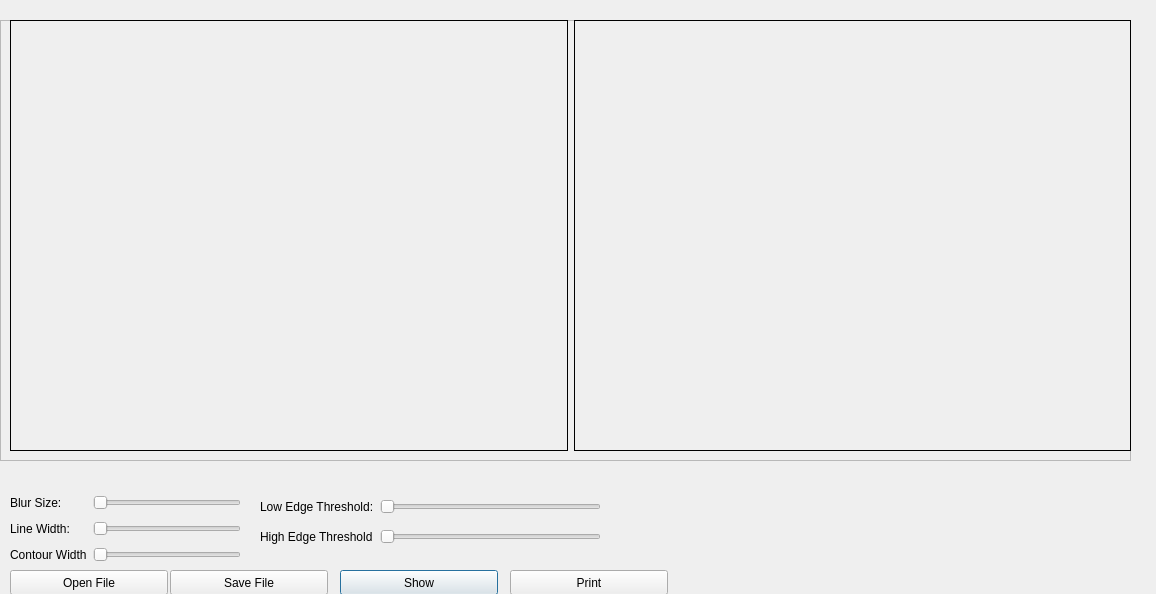
Above: dialog.ui from cpetra/Decolorizer before the change. Below: the same form after it.
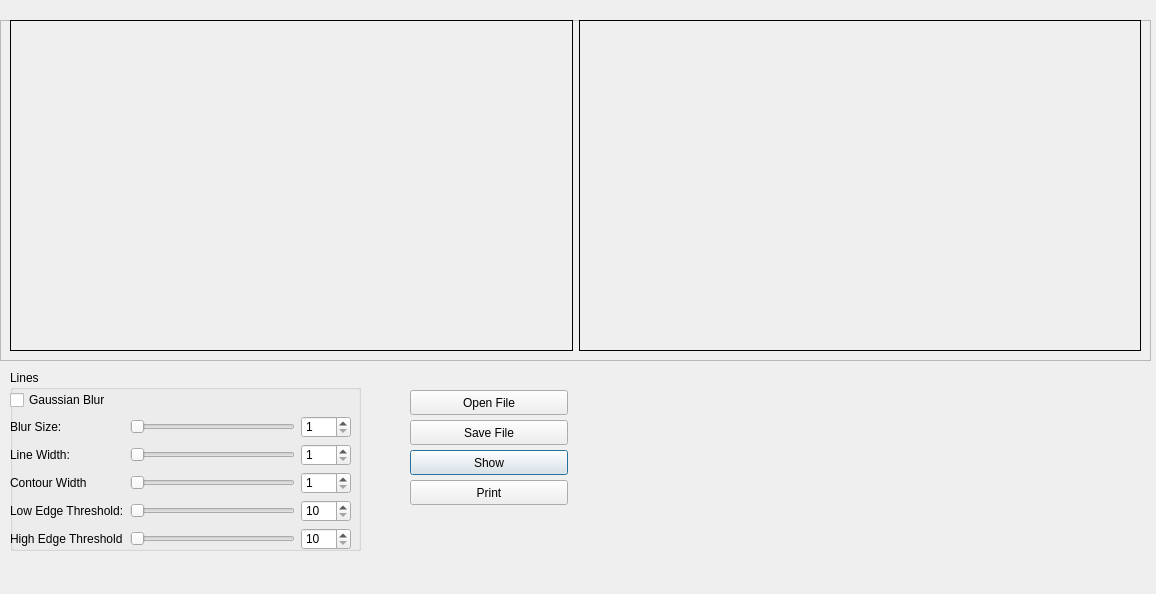
That is the form after the change.

Diff of the .ui file:
```diff
--- a/dialog.ui
+++ b/dialog.ui
@@ -13,83 +13,11 @@
   <property name="windowTitle">
    <string>Decolorizer</string>
   </property>
-  <widget class="QWidget" name="gridLayoutWidget_2">
-   <property name="geometry">
-    <rect>
-     <x>10</x>
-     <y>490</y>
-     <width>231</width>
-     <height>80</height>
-    </rect>
-   </property>
-   <layout class="QGridLayout" name="gridLayout_2">
-    <item row="5" column="1">
-     <widget class="QSlider" name="hs_contour_width">
-      <property name="minimum">
-       <number>1</number>
-      </property>
-      <property name="maximum">
-       <number>10</number>
-      </property>
-      <property name="orientation">
-       <enum>Qt::Horizontal</enum>
-      </property>
-     </widget>
-    </item>
-    <item row="4" column="0">
-     <widget class="QLabel" name="label_2">
-      <property name="text">
-       <string>Line Width:</string>
-      </property>
-     </widget>
-    </item>
-    <item row="4" column="1">
-     <widget class="QSlider" name="hs_line_width">
-      <property name="minimum">
-       <number>1</number>
-      </property>
-      <property name="maximum">
-       <number>10</number>
-      </property>
-      <property name="orientation">
-       <enum>Qt::Horizontal</enum>
-      </property>
-     </widget>
-    </item>
-    <item row="0" column="1">
-     <widget class="QSlider" name="hs_blursize">
-      <property name="minimum">
-       <number>1</number>
-      </property>
-      <property name="maximum">
-       <number>8</number>
-      </property>
-      <property name="orientation">
-       <enum>Qt::Horizontal</enum>
-      </property>
-     </widget>
-    </item>
-    <item row="0" column="0">
-     <widget class="QLabel" name="label">
-      <property name="text">
-       <string>Blur Size:</string>
-      </property>
-     </widget>
-    </item>
-    <item row="5" column="0">
-     <widget class="QLabel" name="label_3">
-      <property name="text">
-       <string>Contour Width</string>
-      </property>
-     </widget>
-    </item>
-   </layout>
-  </widget>
   <widget class="QPushButton" name="btn_show_output">
    <property name="geometry">
     <rect>
-     <x>340</x>
-     <y>570</y>
+     <x>410</x>
+     <y>450</y>
      <width>158</width>
      <height>25</height>
     </rect>
@@ -98,69 +26,11 @@
     <string>Show</string>
    </property>
   </widget>
-  <widget class="QWidget" name="gridLayoutWidget_3">
-   <property name="geometry">
-    <rect>
-     <x>260</x>
-     <y>490</y>
-     <width>341</width>
-     <height>65</height>
-    </rect>
-   </property>
-   <layout class="QGridLayout" name="gridLayout_3">
-    <item row="4" column="0">
-     <widget class="QLabel" name="label_4">
-      <property name="text">
-       <string>High Edge Threshold</string>
-      </property>
-     </widget>
-    </item>
-    <item row="0" column="0">
-     <widget class="QLabel" name="label_5">
-      <property name="text">
-       <string>Low Edge Threshold:</string>
-      </property>
-     </widget>
-    </item>
-    <item row="4" column="1">
-     <widget class="QSlider" name="hs_high_edge">
-      <property name="minimum">
-       <number>10</number>
-      </property>
-      <property name="maximum">
-       <number>250</number>
-      </property>
-      <property name="singleStep">
-       <number>10</number>
-      </property>
-      <property name="orientation">
-       <enum>Qt::Horizontal</enum>
-      </property>
-     </widget>
-    </item>
-    <item row="0" column="1">
-     <widget class="QSlider" name="hs_low_edge">
-      <property name="minimum">
-       <number>1</number>
-      </property>
-      <property name="maximum">
-       <number>250</number>
-      </property>
-      <property name="singleStep">
-       <number>10</number>
-      </property>
-      <property name="orientation">
-       <enum>Qt::Horizontal</enum>
-      </property>
-     </widget>
-    </item>
-   </layout>
-  </widget>
   <widget class="QPushButton" name="btn_print">
    <property name="geometry">
     <rect>
-     <x>510</x>
-     <y>570</y>
+     <x>410</x>
+     <y>480</y>
      <width>158</width>
      <height>25</height>
     </rect>
@@ -172,8 +42,8 @@
   <widget class="QPushButton" name="btn_save_file">
    <property name="geometry">
     <rect>
-     <x>170</x>
-     <y>570</y>
+     <x>410</x>
+     <y>420</y>
      <width>158</width>
      <height>25</height>
     </rect>
@@ -185,8 +55,8 @@
   <widget class="QPushButton" name="btn_open_file">
    <property name="geometry">
     <rect>
-     <x>10</x>
-     <y>570</y>
+     <x>410</x>
+     <y>390</y>
      <width>158</width>
      <height>25</height>
     </rect>
@@ -200,8 +70,8 @@
     <rect>
      <x>0</x>
      <y>20</y>
-     <width>1131</width>
-     <height>441</height>
+     <width>1151</width>
+     <height>341</height>
     </rect>
    </property>
    <property name="frameShape">
@@ -215,8 +85,8 @@
      <rect>
       <x>10</x>
       <y>0</y>
-      <width>1121</width>
-      <height>431</height>
+      <width>1131</width>
+      <height>331</height>
      </rect>
     </property>
     <layout class="QHBoxLayout" name="horizontalLayout">
@@ -249,6 +119,230 @@
     </layout>
    </widget>
   </widget>
+  <widget class="QGroupBox" name="groupBox_2">
+   <property name="geometry">
+    <rect>
+     <x>10</x>
+     <y>370</y>
+     <width>351</width>
+     <height>181</height>
+    </rect>
+   </property>
+   <property name="title">
+    <string>Lines</string>
+   </property>
+   <widget class="QWidget" name="gridLayoutWidget_3">
+    <property name="geometry">
+     <rect>
+      <x>0</x>
+      <y>20</y>
+      <width>341</width>
+      <height>161</height>
+     </rect>
+    </property>
+    <layout class="QGridLayout" name="gridLayout_3">
+     <item row="2" column="2">
+      <widget class="QSpinBox" name="spinBox_2">
+       <property name="minimumSize">
+        <size>
+         <width>40</width>
+         <height>0</height>
+        </size>
+       </property>
+       <property name="minimum">
+        <number>1</number>
+       </property>
+       <property name="maximum">
+        <number>5</number>
+       </property>
+      </widget>
+     </item>
+     <item row="4" column="2">
+      <widget class="QSpinBox" name="spinBox_4">
+       <property name="minimumSize">
+        <size>
+         <width>50</width>
+         <height>0</height>
+        </size>
+       </property>
+       <property name="minimum">
+        <number>10</number>
+       </property>
+       <property name="maximum">
+        <number>250</number>
+       </property>
+      </widget>
+     </item>
+     <item row="1" column="2">
+      <widget class="QSpinBox" name="spinBox">
+       <property name="minimumSize">
+        <size>
+         <width>40</width>
+         <height>0</height>
+        </size>
+       </property>
+       <property name="minimum">
+        <number>1</number>
+       </property>
+       <property name="maximum">
+        <number>8</number>
+       </property>
+      </widget>
+     </item>
+     <item row="2" column="1">
+      <widget class="QSlider" name="hs_line_width">
+       <property name="minimum">
+        <number>1</number>
+       </property>
+       <property name="maximum">
+        <number>5</number>
+       </property>
+       <property name="orientation">
+        <enum>Qt::Horizontal</enum>
+       </property>
+      </widget>
+     </item>
+     <item row="4" column="0">
+      <widget class="QLabel" name="label_5">
+       <property name="text">
+        <string>Low Edge Threshold:</string>
+       </property>
+      </widget>
+     </item>
+     <item row="1" column="1">
+      <widget class="QSlider" name="hs_blursize">
+       <property name="minimum">
+        <number>1</number>
+       </property>
+       <property name="maximum">
+        <number>8</number>
+       </property>
+       <property name="orientation">
+        <enum>Qt::Horizontal</enum>
+       </property>
+      </widget>
+     </item>
+     <item row="8" column="1">
+      <widget class="QSlider" name="hs_high_edge">
+       <property name="minimum">
+        <number>10</number>
+       </property>
+       <property name="maximum">
+        <number>250</number>
+       </property>
+       <property name="singleStep">
+        <number>10</number>
+       </property>
+       <property name="orientation">
+        <enum>Qt::Horizontal</enum>
+       </property>
+      </widget>
+     </item>
+     <item row="8" column="2">
+      <widget class="QSpinBox" name="spinBox_5">
+       <property name="minimumSize">
+        <size>
+         <width>50</width>
+         <height>0</height>
+        </size>
+       </property>
+       <property name="minimum">
+        <number>10</number>
+       </property>
+       <property name="maximum">
+        <number>250</number>
+       </property>
+      </widget>
+     </item>
+     <item row="3" column="1">
+      <widget class="QSlider" name="hs_contour_width">
+       <property name="minimum">
+        <number>1</number>
+       </property>
+       <property name="maximum">
+        <number>5</number>
+       </property>
+       <property name="orientation">
+        <enum>Qt::Horizontal</enum>
+       </property>
+      </widget>
+     </item>
+     <item row="8" column="0">
+      <widget class="QLabel" name="label_4">
+       <property name="text">
+        <string>High Edge Threshold</string>
+       </property>
+      </widget>
+     </item>
+     <item row="4" column="1">
+      <widget class="QSlider" name="hs_low_edge">
+       <property name="minimum">
+        <number>10</number>
+       </property>
+       <property name="maximum">
+        <number>250</number>
+       </property>
+       <property name="singleStep">
+        <number>10</number>
+       </property>
+       <property name="orientation">
+        <enum>Qt::Horizontal</enum>
+       </property>
+       <property name="tickPosition">
+        <enum>QSlider::NoTicks</enum>
+       </property>
+       <property name="tickInterval">
+        <number>10</number>
+       </property>
+      </widget>
+     </item>
+     <item row="2" column="0">
+      <widget class="QLabel" name="label_2">
+       <property name="text">
+        <string>Line Width:</string>
+       </property>
+      </widget>
+     </item>
+     <item row="3" column="2">
+      <widget class="QSpinBox" name="spinBox_3">
+       <property name="minimumSize">
+        <size>
+         <width>40</width>
+         <height>0</height>
+        </size>
+       </property>
+       <property name="minimum">
+        <number>1</number>
+       </property>
+       <property name="maximum">
+        <number>5</number>
+       </property>
+      </widget>
+     </item>
+     <item row="3" column="0">
+      <widget class="QLabel" name="label_3">
+       <property name="text">
+        <string>Contour Width</string>
+       </property>
+      </widget>
+     </item>
+     <item row="1" column="0">
+      <widget class="QLabel" name="label">
+       <property name="text">
+        <string>Blur Size:</string>
+       </property>
+      </widget>
+     </item>
+     <item row="0" column="0">
+      <widget class="QCheckBox" name="cb_gaussian">
+       <property name="text">
+        <string>Gaussian Blur</string>
+       </property>
+      </widget>
+     </item>
+    </layout>
+   </widget>
+  </widget>
  </widget>
  <resources/>
  <connections>
```
Left out of the diff: 176 changed lines with no effect on the pictures.
